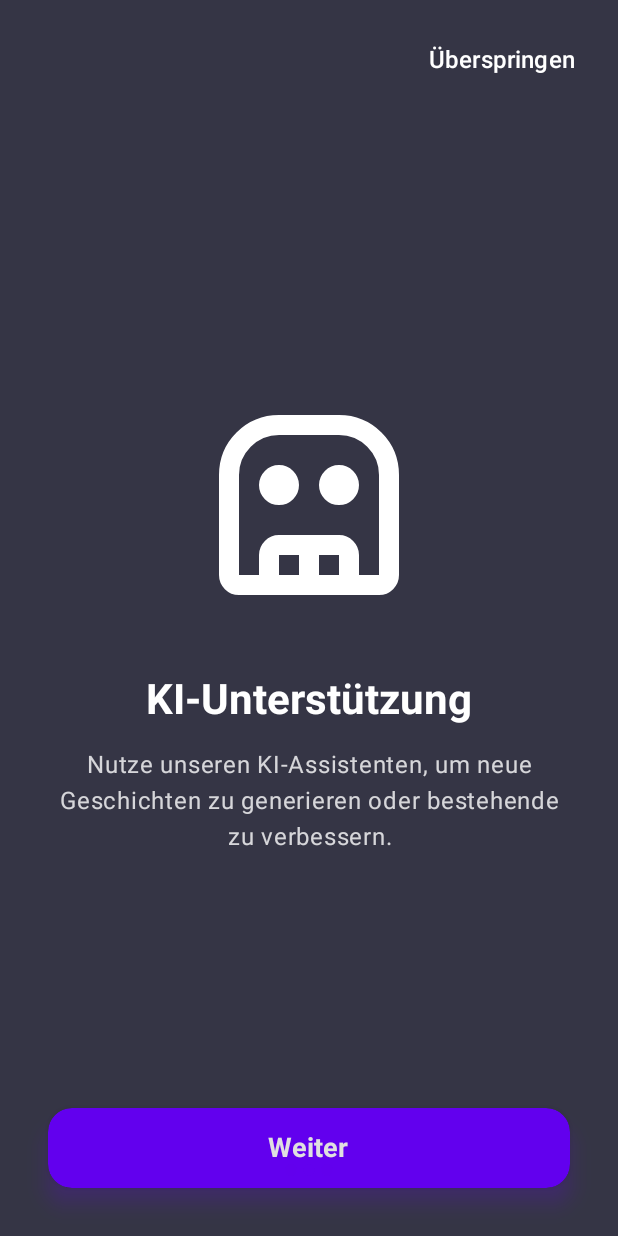
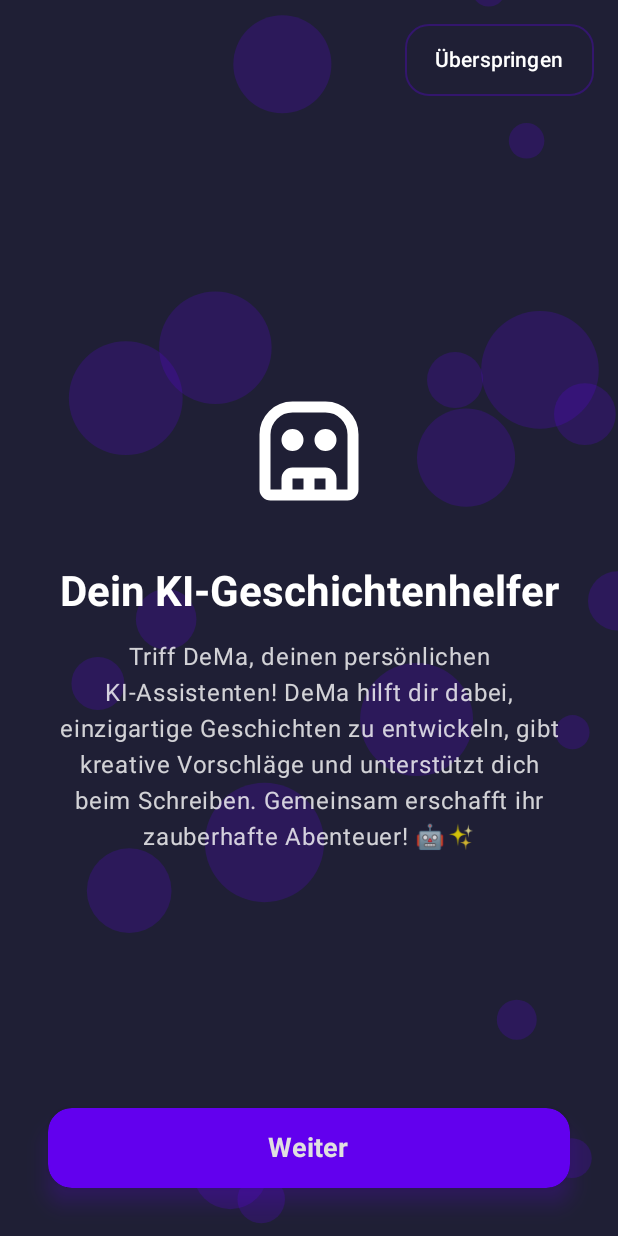
Before and after one commit to CRANKV2/Kids-Story, an Android app built with Jetpack Compose: the screen it shows after launch (MainActivity), after a tap on "Weiter", on a phone screen of 412 x 824 dp. Run offline under Robolectric (Android 15) with nearby library versions, the phone set to English and light mode, and no system bars; our stand-ins replace Room's generated code.

Commit message:
Enhance onboarding and settings functionality with new features and UI improvements
- Added onboarding completion reset functionality in SettingsManager to allow users to restart onboarding.
- Updated OnboardingScreen with new pages, improved descriptions, and animated background for a more engaging user experience.
- Enhanced SettingsScreen with a button to restart onboarding, improved layout, and visual consistency through updated spacing and styling.

These changes collectively improve user interaction and visual appeal across onboarding and settings components.

```diff
--- a/app/src/main/java/com/gigo/kidsstorys/ui/screens/OnboardingScreen.kt
+++ b/app/src/main/java/com/gigo/kidsstorys/ui/screens/OnboardingScreen.kt
@@ -1,7 +1,16 @@
 package com.gigo.kidsstorys.ui.screens
 
 import androidx.annotation.DrawableRes
+import androidx.compose.animation.animateContentSize
+import androidx.compose.animation.core.RepeatMode
+import androidx.compose.animation.core.animateFloat
+import androidx.compose.animation.core.infiniteRepeatable
+import androidx.compose.animation.core.rememberInfiniteTransition
+import androidx.compose.animation.core.tween
+import androidx.compose.foundation.Canvas
+import androidx.compose.foundation.Image
 import androidx.compose.foundation.background
+import androidx.compose.foundation.border
 import androidx.compose.foundation.layout.Arrangement
 import androidx.compose.foundation.layout.Box
 import androidx.compose.foundation.layout.Column
@@ -18,25 +27,40 @@ import androidx.compose.foundation.shape.CircleShape
 import androidx.compose.foundation.shape.RoundedCornerShape
 import androidx.compose.material3.Button
 import androidx.compose.material3.ButtonDefaults
-import androidx.compose.material3.Icon
 import androidx.compose.material3.MaterialTheme
 import androidx.compose.material3.Text
 import androidx.compose.material3.TextButton
 import androidx.compose.runtime.Composable
+import androidx.compose.runtime.LaunchedEffect
+import androidx.compose.runtime.getValue
+import androidx.compose.runtime.mutableStateOf
+import androidx.compose.runtime.remember
 import androidx.compose.runtime.rememberCoroutineScope
+import androidx.compose.runtime.setValue
 import androidx.compose.ui.Alignment
 import androidx.compose.ui.Modifier
 import androidx.compose.ui.draw.clip
+import androidx.compose.ui.draw.scale
 import androidx.compose.ui.draw.shadow
+import androidx.compose.ui.geometry.Offset
+import androidx.compose.ui.graphics.Brush
 import androidx.compose.ui.graphics.Color
+import androidx.compose.ui.graphics.graphicsLayer
 import androidx.compose.ui.res.painterResource
 import androidx.compose.ui.text.font.FontWeight
 import androidx.compose.ui.text.style.TextAlign
 import androidx.compose.ui.unit.dp
 import androidx.compose.ui.unit.sp
 import com.gigo.kidsstorys.R
+import com.gigo.kidsstorys.ui.components.ConfettiConfig
+import com.gigo.kidsstorys.ui.components.ConfettiHost
+import com.gigo.kidsstorys.ui.components.ConfettiHostState
 import com.gigo.kidsstorys.ui.theme.AccentPurple
+import kotlinx.coroutines.delay
 import kotlinx.coroutines.launch
+import kotlin.math.PI
+import kotlin.math.sin
+import kotlin.random.Random
 
 @Composable
 fun OnboardingScreen(
@@ -45,21 +69,27 @@ fun OnboardingScreen(
     val pages = listOf(
         OnboardingPage(
             title = "Willkommen bei Kids Storys",
-            description = "Erschaffe magische Geschichten für Kinder und lass deiner Kreativität freien Lauf.",
+            description = "Entdecke eine magische Welt voller Geschichten! Hier kannst du kreative Kindergeschichten erschaffen, bearbeiten und sammeln. Lass deiner Fantasie freien Lauf! ✨",
             image = R.drawable.ic_books,
-            backgroundColor = Color(0xFF2D2D3A)
+            backgroundColor = Color(0xFF1A1A2E)
         ),
         OnboardingPage(
-            title = "KI-Unterstützung",
-            description = "Nutze unseren KI-Assistenten, um neue Geschichten zu generieren oder bestehende zu verbessern.",
+            title = "Dein KI-Geschichtenhelfer",
+            description = "Triff DeMa, deinen persönlichen KI-Assistenten! DeMa hilft dir dabei, einzigartige Geschichten zu entwickeln, gibt kreative Vorschläge und unterstützt dich beim Schreiben. Gemeinsam erschafft ihr zauberhafte Abenteuer! 🤖✨",
             image = R.drawable.ic_ai,
-            backgroundColor = Color(0xFF353545)
+            backgroundColor = Color(0xFF1F1F35)
         ),
         OnboardingPage(
-            title = "Personalisierung",
-            description = "Passe Schriftgröße, Farben und Layout ganz nach deinen Wünschen an.",
+            title = "Personalisiere deine App",
+            description = "Gestate deine Leseumgebung genau nach deinen Wünschen! Wähle Schriftgrößen, Farben und Layouts. Mit dem dunklen Design ist das Lesen besonders angenehm für die Augen. 🎨",
             image = R.drawable.ic_customize,
-            backgroundColor = Color(0xFF42424E)
+            backgroundColor = Color(0xFF252542)
+        ),
+        OnboardingPage(
+            title = "Geschichten verwalten",
+            description = "Organisiere deine Geschichten einfach und übersichtlich. Bearbeite und speichere Sie ganz einfach. Füge Bilder hinzu und mache deine Geschichten noch lebendiger! 📚",
+            image = R.drawable.app_icon,
+            backgroundColor = Color(0xFF2A2A4D)
         )
     )
 
@@ -79,48 +109,70 @@ fun OnboardingScreen(
                             pagerState.animateScrollToPage(position + 1)
                         }
                     } else {
+                        scope.launch {
                             onComplete()
                         }
                     }
+                },
+                isLastPage = position == pages.size - 1
             )
         }
 
-        // Dots Indicator
-        Row(
-            Modifier
-                .height(50.dp)
+        // Nur der Button und der Skip-Button bleiben
+        Button(
+            onClick = {
+                if (pagerState.currentPage < pages.size - 1) {
+                    scope.launch {
+                        pagerState.animateScrollToPage(pagerState.currentPage + 1)
+                    }
+                } else {
+                    scope.launch {
+                        onComplete()
+                    }
+                }
+            },
+            modifier = Modifier
+                .align(Alignment.BottomCenter)
+                .padding(32.dp)
                 .fillMaxWidth()
-                .align(Alignment.BottomCenter)
-                .padding(bottom = 16.dp),
-            horizontalArrangement = Arrangement.Center
+                .shadow(
+                    elevation = 8.dp,
+                    spotColor = AccentPurple,
+                    shape = RoundedCornerShape(16.dp)
+                )
+                .border(
+                    width = 1.dp,
+                    color = AccentPurple.copy(alpha = 0.3f),
+                    shape = RoundedCornerShape(16.dp)
+                ),
+            colors = ButtonDefaults.buttonColors(
+                containerColor = AccentPurple
+            ),
+            shape = RoundedCornerShape(16.dp)
         ) {
-            repeat(pages.size) { iteration ->
-                val color = if (pagerState.currentPage == iteration) {
-                    AccentPurple
-                } else {
-                    AccentPurple.copy(alpha = 0.5f)
-                }
-                Box(
-                    modifier = Modifier
-                        .padding(2.dp)
-                        .clip(CircleShape)
-                        .background(color)
-                        .size(8.dp)
+            Text(
+                text = if (pagerState.currentPage == pages.size - 1) "Fertig" else "Weiter",
+                fontSize = 18.sp,
+                fontWeight = FontWeight.Bold,
+                modifier = Modifier.padding(vertical = 8.dp)
             )
         }
-        }
 
-        // Skip Button
         TextButton(
             onClick = onComplete,
             modifier = Modifier
                 .align(Alignment.TopEnd)
                 .padding(16.dp)
+                .border(
+                    width = 1.dp,
+                    color = AccentPurple.copy(alpha = 0.3f),
+                    shape = RoundedCornerShape(16.dp)
+                )
         ) {
             Text(
                 "Überspringen",
                 color = Color.White,
-                fontSize = 16.sp
+                modifier = Modifier.padding(horizontal = 8.dp)
             )
         }
     }
@@ -129,13 +181,17 @@ fun OnboardingScreen(
 @Composable
 private fun OnboardingPageContent(
     page: OnboardingPage,
-    onNext: () -> Unit
+    onNext: () -> Unit,
+    isLastPage: Boolean
 ) {
     Box(
         modifier = Modifier
             .fillMaxSize()
             .background(page.backgroundColor)
     ) {
+        // Animierter Hintergrund für alle Seiten
+        AnimatedBubblesBackground()
+
         Column(
             modifier = Modifier
                 .fillMaxWidth()
@@ -143,14 +199,13 @@ private fun OnboardingPageContent(
                 .align(Alignment.Center),
             horizontalAlignment = Alignment.CenterHorizontally
         ) {
-            Icon(
+            Image(
                 painter = painterResource(id = page.image),
                 contentDescription = null,
-                modifier = Modifier.size(160.dp),
-                tint = Color.Unspecified
+                modifier = Modifier
+                    .size(120.dp)
+                    .padding(bottom = 32.dp)
             )
-
-            Spacer(modifier = Modifier.height(32.dp))
 
             Text(
                 text = page.title,
@@ -166,31 +221,45 @@ private fun OnboardingPageContent(
                 text = page.description,
                 style = MaterialTheme.typography.bodyLarge,
                 color = Color.White.copy(alpha = 0.8f),
-                textAlign = TextAlign.Center
+                textAlign = TextAlign.Center,
+                lineHeight = 24.sp
             )
         }
+    }
+}
 
-        Button(
-            onClick = onNext,
-            modifier = Modifier
-                .align(Alignment.BottomCenter)
-                .padding(32.dp)
-                .fillMaxWidth()
-                .shadow(
-                    elevation = 8.dp,
-                    spotColor = AccentPurple,
-                    shape = RoundedCornerShape(16.dp)
+@Composable
+private fun AnimatedBubblesBackground() {
+    val bubbles = remember {
+        List(20) {
+            Triple(
+                Random.nextFloat(),  // x position
+                Random.nextFloat(),  // y position
+                Random.nextFloat() * 30 + 10  // size
+            )
+        }
+    }
+
+    val infiniteTransition = rememberInfiniteTransition(label = "")
+    val movement by infiniteTransition.animateFloat(
+        initialValue = 0f,
+        targetValue = 1f,
+        animationSpec = infiniteRepeatable(
+            animation = tween(5000),
+            repeatMode = RepeatMode.Reverse
         ),
-            colors = ButtonDefaults.buttonColors(
-                containerColor = AccentPurple
-            ),
-            shape = RoundedCornerShape(16.dp)
-        ) {
-            Text(
-                "Weiter",
-                fontSize = 18.sp,
-                fontWeight = FontWeight.Bold,
-                modifier = Modifier.padding(vertical = 8.dp)
+        label = ""
+    )
+
+    Canvas(modifier = Modifier.fillMaxSize()) {
+        bubbles.forEach { (x, y, size) ->
+            drawCircle(
+                color = AccentPurple.copy(alpha = 0.2f),
+                radius = size.dp.toPx(),
+                center = Offset(
+                    x * this.size.width + (movement - 0.5f) * 50f,
+                    y * this.size.height + sin(movement * 2 * PI.toFloat()) * 30f
+                )
             )
         }
     }
```
Also changed, not shown: app/src/main/java/com/gigo/kidsstorys/data/SettingsManager.kt (+8 -0 lines), app/src/main/java/com/gigo/kidsstorys/ui/components/ConfettiHost.kt (added, +137 -0 lines), app/src/main/java/com/gigo/kidsstorys/ui/components/SettingsComponents.kt (added, +55 -0 lines), app/src/main/java/com/gigo/kidsstorys/ui/screens/SettingsScreen.kt (+66 -3 lines). Lines whose indentation alone changed are shown as unchanged.
